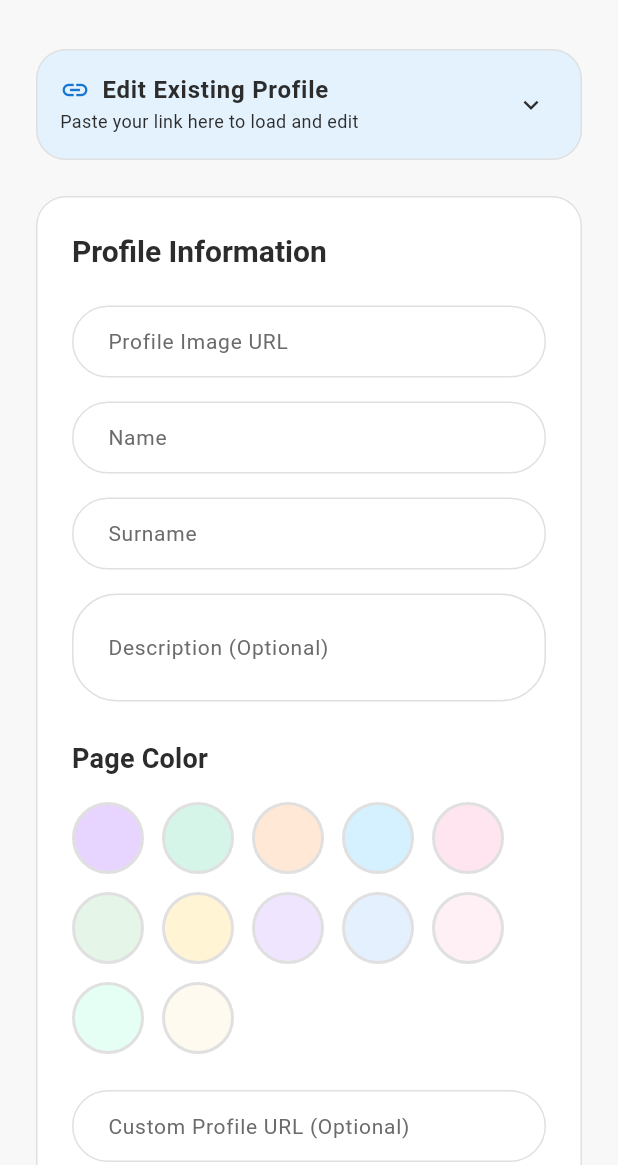
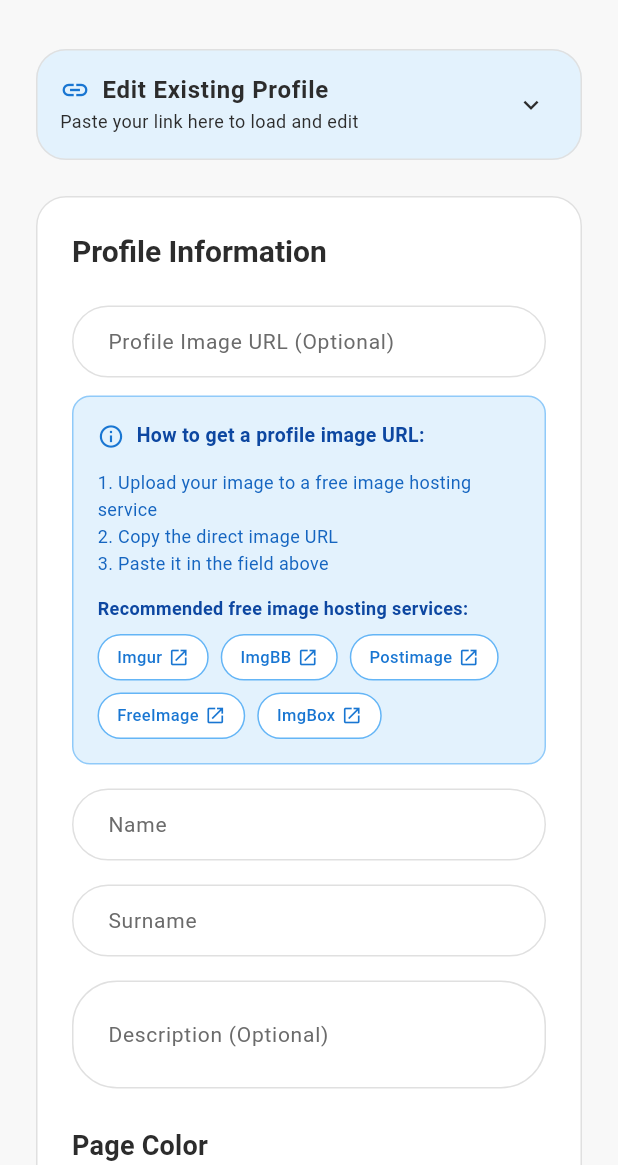
Before and after one commit to LioMadlala/link-in-bio-flutter, a Flutter app: the screen it shows after launch, on a phone screen of 412 x 824 dp, the part 71-1236 px from its top. Run offline on Flutter 3.47's test engine with Material 3 defaults, Android fonts, the light colour scheme and no system bars; our stand-ins replace share_plus; missing offline and left inert: colorful_iconify_flutter, iconify_flutter.

Commit message:
improved edit

```diff
--- a/lib/models/profile_model.dart
+++ b/lib/models/profile_model.dart
@@ -4,7 +4,6 @@ class ProfileModel {
   final String surname;
   final String? description;
   final String? pageColor;
-  final String? customProfileUrl;
 
   ProfileModel({
     this.image,
@@ -12,7 +11,6 @@ class ProfileModel {
     required this.surname,
     this.description,
     this.pageColor,
-    this.customProfileUrl,
   });
 
   Map<String, dynamic> toJson() {
@@ -30,9 +28,6 @@ class ProfileModel {
     if (pageColor != null && pageColor!.isNotEmpty) {
       json['pageColor'] = pageColor;
     }
-    if (customProfileUrl != null && customProfileUrl!.isNotEmpty) {
-      json['customProfileUrl'] = customProfileUrl;
-    }
     return json;
   }
 
@@ -43,7 +38,6 @@ class ProfileModel {
       surname: json['surname'] ?? '',
       description: json['description'],
       pageColor: json['pageColor'],
-      customProfileUrl: json['customProfileUrl'],
     );
   }
 
@@ -53,7 +47,6 @@ class ProfileModel {
     String? surname,
     String? description,
     String? pageColor,
-    String? customProfileUrl,
   }) {
     return ProfileModel(
       image: image ?? this.image,
@@ -61,7 +54,6 @@ class ProfileModel {
       surname: surname ?? this.surname,
       description: description ?? this.description,
       pageColor: pageColor ?? this.pageColor,
-      customProfileUrl: customProfileUrl ?? this.customProfileUrl,
     );
   }
 }
--- a/lib/pages/edit_page.dart
+++ b/lib/pages/edit_page.dart
@@ -1,6 +1,7 @@
 import 'package:flutter/material.dart';
 import 'package:flutter/services.dart';
 import 'package:share_plus/share_plus.dart';
+import 'package:url_launcher/url_launcher.dart';
 
 import '../constants/social_icons.dart';
 import '../models/post_model.dart';
@@ -756,6 +757,41 @@ class _EditPageState extends State<EditPage> {
     );
   }
 
+  Widget _buildHostingServiceChip(String name, String url) {
+    return InkWell(
+      onTap: () async {
+        final uri = Uri.parse(url);
+        if (await canLaunchUrl(uri)) {
+          await launchUrl(uri, mode: LaunchMode.externalApplication);
+        }
+      },
+      borderRadius: BorderRadius.circular(20),
+      child: Container(
+        padding: const EdgeInsets.symmetric(horizontal: 12, vertical: 6),
+        decoration: BoxDecoration(
+          color: Colors.white,
+          borderRadius: BorderRadius.circular(20),
+          border: Border.all(color: Colors.blue.shade300, width: 1),
+        ),
+        child: Row(
+          mainAxisSize: MainAxisSize.min,
+          children: [
+            Text(
+              name,
+              style: TextStyle(
+                fontSize: 11,
+                color: Colors.blue.shade700,
+                fontWeight: FontWeight.w500,
+              ),
+            ),
+            const SizedBox(width: 4),
+            Icon(Icons.open_in_new, size: 14, color: Colors.blue.shade700),
+          ],
+        ),
+      ),
+    );
+  }
+
   Widget _buildSocialsSection() {
     if (_socials.isEmpty) {
       return Card(
@@ -1135,10 +1171,100 @@ class _EditPageState extends State<EditPage> {
                       style: Theme.of(context).textTheme.titleLarge,
                     ),
                     const SizedBox(height: 24),
-                    TextField(
-                      controller: _imageCtrl,
-                      decoration: AppTheme.compactInputDecoration(
-                        'Profile Image URL',
+                    Row(
+                      children: [
+                        Expanded(
+                          child: TextField(
+                            controller: _imageCtrl,
+                            decoration: AppTheme.compactInputDecoration(
+                              'Profile Image URL (Optional)',
+                              hint: 'Paste image URL here',
+                            ),
+                            keyboardType: TextInputType.url,
+                          ),
+                        ),
+                      ],
+                    ),
+                    const SizedBox(height: 12),
+                    Container(
+                      padding: const EdgeInsets.all(16),
+                      decoration: BoxDecoration(
+                        color: Colors.blue.shade50,
+                        borderRadius: BorderRadius.circular(12),
+                        border: Border.all(
+                          color: Colors.blue.shade200,
+                          width: 1,
+                        ),
+                      ),
+                      child: Column(
+                        crossAxisAlignment: CrossAxisAlignment.start,
+                        children: [
+                          Row(
+                            children: [
+                              Icon(
+                                Icons.info_outline,
+                                size: 18,
+                                color: Colors.blue.shade700,
+                              ),
+                              const SizedBox(width: 8),
+                              Text(
+                                'How to get a profile image URL:',
+                                style: TextStyle(
+                                  fontSize: 13,
+                                  fontWeight: FontWeight.w600,
+                                  color: Colors.blue.shade900,
+                                ),
+                              ),
+                            ],
+                          ),
+                          const SizedBox(height: 12),
+                          Text(
+                            '1. Upload your image to a free image hosting service\n'
+                            '2. Copy the direct image URL\n'
+                            '3. Paste it in the field above',
+                            style: TextStyle(
+                              fontSize: 12,
+                              color: Colors.blue.shade800,
+                              height: 1.5,
+                            ),
+                          ),
+                          const SizedBox(height: 12),
+                          Text(
+                            'Recommended free image hosting services:',
+                            style: TextStyle(
+                              fontSize: 12,
+                              fontWeight: FontWeight.w600,
+                              color: Colors.blue.shade900,
+                            ),
+                          ),
+                          const SizedBox(height: 8),
+                          Wrap(
+                            spacing: 8,
+                            runSpacing: 8,
+                            children: [
+                              _buildHostingServiceChip(
+                                'Imgur',
+                                'https://imgur.com',
+                              ),
+                              _buildHostingServiceChip(
+                                'ImgBB',
+                                'https://imgbb.com',
+                              ),
+                              _buildHostingServiceChip(
+                                'Postimage',
+                                'https://postimg.cc',
+                              ),
+                              _buildHostingServiceChip(
+                                'FreeImage',
+                                'https://freeimage.host',
+                              ),
+                              _buildHostingServiceChip(
+                                'ImgBox',
+                                'https://imgbox.com',
+                              ),
+                            ],
+                          ),
+                        ],
                       ),
                     ),
                     const SizedBox(height: 16),
--- a/lib/utils/url_data_helper.dart
+++ b/lib/utils/url_data_helper.dart
@@ -23,9 +23,6 @@ class UrlDataHelper {
       }
       if (p['pageColor'] != null && (p['pageColor'] as String).isNotEmpty) {
         profileOpt['c'] = p['pageColor'];
-      }
-      if (p['customProfileUrl'] != null && (p['customProfileUrl'] as String).isNotEmpty) {
-        profileOpt['u'] = p['customProfileUrl'];
       }
 
       optimized['p'] = profileOpt;
@@ -137,7 +134,6 @@ class UrlDataHelper {
         'image': p['i'],
         'description': p['d'],
         'pageColor': p['c'],
-        'customProfileUrl': p['u'],
       };
     }
 
```
